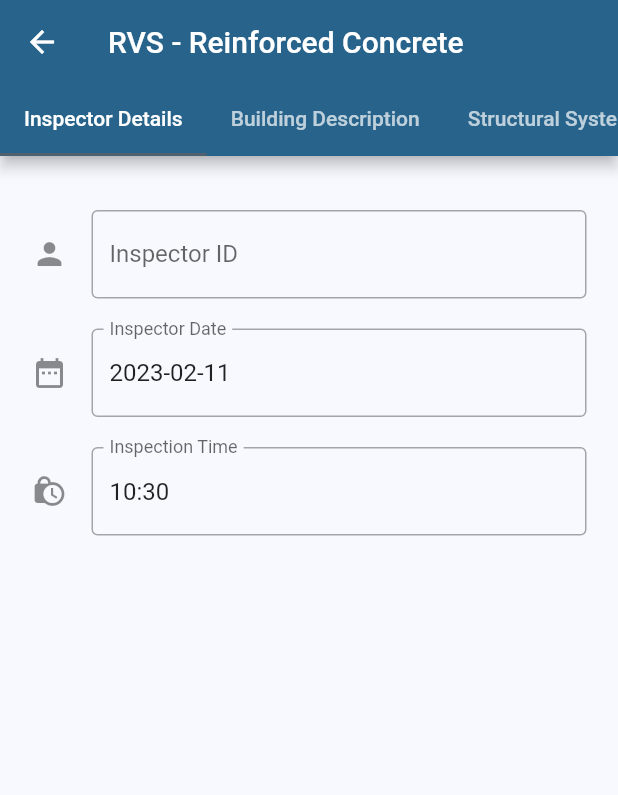
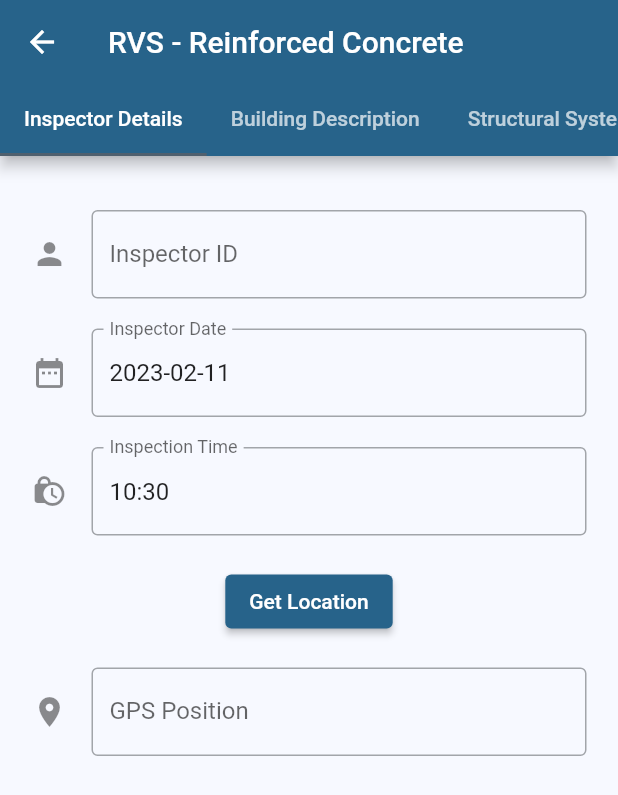
Before and after one commit to george-paul/RVS, a Flutter app: the SurveySelectionScreen screen opened by its route, after a tap on "Reinforced Concrete", on a phone screen of 412 x 824 dp. Shown: the top 795 px of the screen. Run offline on Flutter 3.47's test engine with Material 2 defaults, Android fonts, the phone set to English and light mode, and no system bars; our stand-ins replace firebase_auth, firebase_core, fluttertoast, get_it, location, pdf and 2 more; missing offline and left inert: camera_camera; accounts and stored records are empty.

Commit message:
added location

```diff
--- a/src/rvs/lib/survey01_forms/s01_00_inspectordetails_form.dart
+++ b/src/rvs/lib/survey01_forms/s01_00_inspectordetails_form.dart
@@ -1,11 +1,8 @@
-import 'dart:io';
-
-import 'package:path_provider/path_provider.dart';
+import 'package:fluttertoast/fluttertoast.dart';
+import 'package:location/location.dart';
 import 'package:rvs/survey01_forms/survey01_data.dart';
 import 'package:flutter/material.dart';
 import 'package:get_it/get_it.dart';
-
-import '../camera_screen.dart';
 
 class S01InspectorDetailsForm extends StatefulWidget {
   const S01InspectorDetailsForm({Key? key}) : super(key: key);
@@ -23,6 +20,8 @@ class _S01InspectorDetailsFormState extends State<S01InspectorDetailsForm> with
   TextEditingController inspIDCtl = TextEditingController();
   TextEditingController dateCtl = TextEditingController();
   TextEditingController timeCtl = TextEditingController();
+  TextEditingController coordsCtl = TextEditingController();
+  bool isLoadingLocation = false;
 
   @override
   void initState() {
@@ -34,11 +33,97 @@ class _S01InspectorDetailsFormState extends State<S01InspectorDetailsForm> with
     super.initState();
   }
 
+  Future<LocationData?> getLocation() async {
+    Location location = Location();
+
+    bool serviceEnabled;
+    serviceEnabled = await location.serviceEnabled();
+    if (!serviceEnabled) {
+      serviceEnabled = await location.requestService();
+      if (!serviceEnabled) {
+        Fluttertoast.showToast(msg: "Please enable location services");
+        return null;
+      }
+    }
+
+    PermissionStatus permissionGranted;
+    permissionGranted = await location.hasPermission();
+    if (permissionGranted == PermissionStatus.denied) {
+      permissionGranted = await location.requestPermission();
+      if (permissionGranted != PermissionStatus.granted) {
+        Fluttertoast.showToast(msg: "Please grant access to location data");
+        return null;
+      }
+    }
+    if (permissionGranted == PermissionStatus.deniedForever) {
+      Fluttertoast.showToast(msg: "Please grant access to location data in app settings");
+      return null;
+    }
+
+    LocationData locationData;
+    locationData = await location.getLocation();
+    return locationData;
+  }
+
+  Widget buildGetLocationButton() {
+    return ElevatedButton(
+      onPressed: () async {
+        setState(() {
+          isLoadingLocation = true;
+        });
+        LocationData? location = await getLocation();
+        if (location != null) {
+          coordsCtl.text = "${location.latitude!.toStringAsFixed(5)}, ${location.longitude!.toStringAsFixed(5)}";
+          GetIt.I<Survey01Data>().coords = coordsCtl.text;
+        }
+        setState(() {
+          isLoadingLocation = false;
+        });
+      },
+      child: Visibility(
+        visible: !isLoadingLocation,
+        replacement: SizedBox(
+          width: Theme.of(context).textTheme.button!.fontSize,
+          height: Theme.of(context).textTheme.button!.fontSize,
+          child: CircularProgressIndicator(
+            color: Theme.of(context).colorScheme.onPrimary,
+          ),
+        ),
+        child: const Text("Get Location"),
+      ),
+    );
+  }
+
+  TextFormField buildCoords() {
+    return TextFormField(
+      readOnly: true,
+      controller: coordsCtl,
+      decoration: const InputDecoration(
+        border: OutlineInputBorder(),
+        icon: Icon(Icons.location_on),
+        labelText: "GPS Position",
+      ),
+    );
+  }
+
+  TextFormField buildInspId() {
+    return TextFormField(
+      onChanged: (val) {
+        GetIt.I<Survey01Data>().inspID = val.trim();
+      },
+      controller: inspIDCtl,
+      decoration: const InputDecoration(
+        border: OutlineInputBorder(),
+        icon: Icon(Icons.person),
+        labelText: "Inspector ID",
+      ),
+    );
+  }
+
   @override
   Widget build(BuildContext context) {
     super.build(context);
     return Form(
-      // siddharth: why scrollbar
       child: Scrollbar(
         child: SingleChildScrollView(
           padding: const EdgeInsets.all(16),
@@ -47,18 +132,9 @@ class _S01InspectorDetailsFormState extends State<S01InspectorDetailsForm> with
               padding: const EdgeInsets.symmetric(vertical: 20, horizontal: 5),
               child: Column(
                 children: [
-                  TextFormField(
-                    onChanged: (val) {
-                      GetIt.I<Survey01Data>().inspID = val.trim();
-                    },
-                    controller: inspIDCtl,
-                    decoration: const InputDecoration(
-                      border: OutlineInputBorder(),
-                      icon: Icon(Icons.person),
-                      labelText: "Inspector ID",
-                    ),
-                  ),
+                  buildInspId(),
                   const SizedBox(height: 20),
+                  // Date Selection
                   TextFormField(
                     onChanged: (val) {},
                     readOnly: true,
@@ -70,8 +146,6 @@ class _S01InspectorDetailsFormState extends State<S01InspectorDetailsForm> with
                     ),
                     onTap: () async {
                       DateTime? date = DateTime(1900);
-                      // siddharth: why request focus
-                      // FocusScope.of(context).requestFocus(FocusNode());
                       date = await showDatePicker(
                         context: context,
                         initialDate: DateTime.now(),
@@ -85,6 +159,7 @@ class _S01InspectorDetailsFormState extends State<S01InspectorDetailsForm> with
                     },
                   ),
                   const SizedBox(height: 20),
+                  // Time Selection
                   TextFormField(
                     readOnly: true,
                     controller: timeCtl,
@@ -95,7 +170,6 @@ class _S01InspectorDetailsFormState extends State<S01InspectorDetailsForm> with
                     ),
                     onTap: () async {
                       TimeOfDay time = TimeOfDay.now();
-                      // FocusScope.of(context).requestFocus(new FocusNode());
                       TimeOfDay? picked = await showTimePicker(
                         context: context,
                         initialTime: time,
@@ -119,6 +193,10 @@ class _S01InspectorDetailsFormState extends State<S01InspectorDetailsForm> with
                       return null;
                     },
                   ),
+                  const SizedBox(height: 20),
+                  buildGetLocationButton(),
+                  const SizedBox(height: 20),
+                  buildCoords(),
                 ],
               ),
             ),
--- a/src/rvs/pubspec.yaml
+++ b/src/rvs/pubspec.yaml
@@ -47,6 +47,9 @@ dependencies:
   camera_camera: ^2.0.2
   path_provider: ^2.0.11
   permission_handler: ^10.2.0
+  location: ^4.4.0
+  # geolocator: ^9.0.2
+
 
 dev_dependencies:
   flutter_test:
```
Also changed, not shown: src/rvs/lib/survey01_forms/survey01_data.dart (+35 -34 lines), src/rvs/pubspec.lock, 2 other files.
